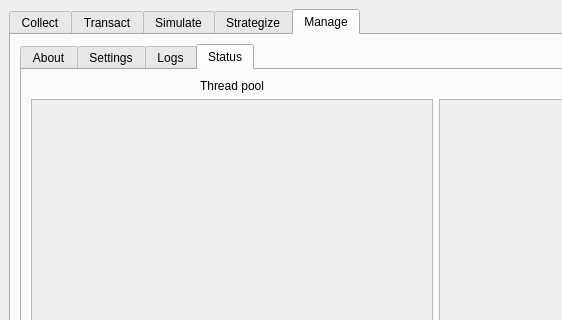
First picture: the form in craft/user_interface.ui, repository cunarist/solie, before the edit; both pictures show x 0 to 562 and y 0 to 320 of the 1280 by 720 pixel window.
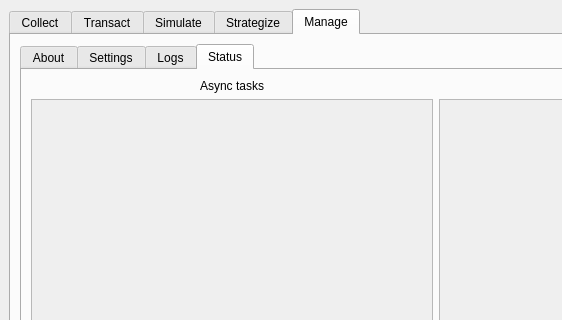
Second picture: the form after the edit. The open tabs and pages were chosen to show the change. Icons and pictures are not drawn. Custom widgets are drawn as their Qt base class.

Commit message: Show async tasks in realtime

The edit to the form file:
```diff
--- a/craft/user_interface.ui
+++ b/craft/user_interface.ui
@@ -2210,7 +2210,7 @@
               <item row="0" column="0">
                <widget class="QLabel" name="label_37">
                 <property name="text">
-                 <string>Thread pool</string>
+                 <string>Async tasks</string>
                 </property>
                 <property name="alignment">
                  <set>Qt::AlignCenter</set>
```
Left out of the diff: 32 changed lines with no effect on the pictures. The commit also changes 2 other files.
